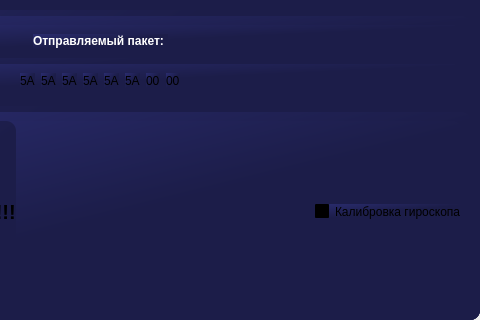
First picture: the form in ui_main.ui, repository kirillparaev/katranROVcontrol, before the edit; both pictures show x 280 to 760 and y 248 to 568 of the 760 by 568 pixel window.
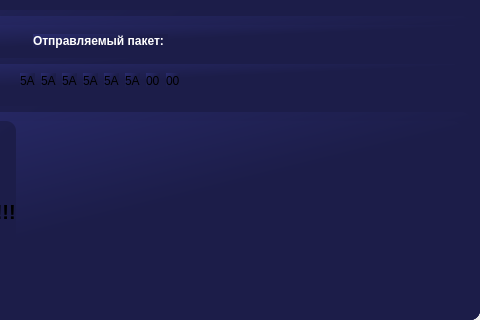
Second picture: the form after the edit. The open tabs and pages were chosen to show the change. Icons and pictures are not drawn.

Patch:
```diff
--- a/ui_main.ui
+++ b/ui_main.ui
@@ -1071,13 +1071,6 @@
                       </property>
                      </spacer>
                     </item>
-                    <item>
-                     <widget class="QCheckBox" name="checkBoxCalibrationMode">
-                      <property name="text">
-                       <string>Калибровка гироскопа</string>
-                      </property>
-                     </widget>
-                    </item>
                    </layout>
                   </widget>
                  </item>
```
Left out of the diff: 6 changed lines with no effect on the pictures.
